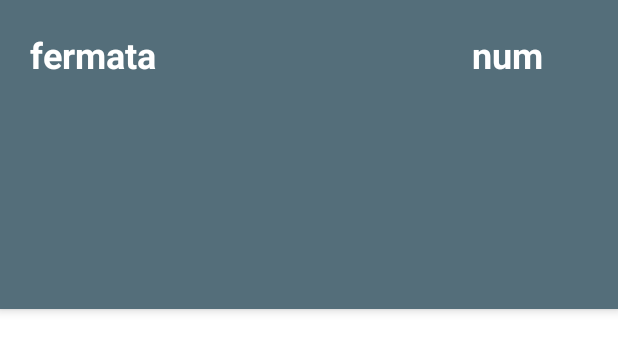
After one commit to obladioblada/ToBike, an Android app: the layout sliding_panel_layout.xml on its own in the app's theme, with its tools: preview values and no code run, on a phone screen of 412 x 824 dp. The commit adds this screen. Shown: the top 352 px of the screen. Run offline under Robolectric (Android 15) with nearby library versions, the phone set to English and light mode, and no system bars.

Commit message:
aggiunta slindig bar e leggermente sistemato layout interno. Settata activitymaps solo in portrait to do:direzione se premo bottone, sposto camera su marker e visualizzo sliding se cerco stazione tramite autocomplete ( ho bisogno della lista delle stazioni). Sistemare cose sui metodi del ciclo di vita android.

```diff
--- a/ToBike/app/build.gradle
+++ b/ToBike/app/build.gradle
@@ -27,4 +27,8 @@ dependencies {
     compile 'com.google.android.gms:play-services:8.3.0'
     compile 'com.android.support:design:23.1.1'
     compile files('libs/volley.jar')
+    repositories {
+        mavenCentral()
+    }
+    compile 'com.sothree.slidinguppanel:library:3.2.1'
 }
--- a/ToBike/app/src/main/AndroidManifest.xml
+++ b/ToBike/app/src/main/AndroidManifest.xml
@@ -46,7 +46,9 @@
         <activity android:name=".LoginActivity"> </activity>
         <activity android:name=".SettingActivity"> </activity>
         <activity android:name=".MapsActivity"
-                  android:windowSoftInputMode="adjustResize">
+                  android:windowSoftInputMode="adjustResize"
+                  android:screenOrientation="portrait"
+                  android:configChanges="orientation|keyboardHidden">
              </activity>
     </application>
 
--- a/ToBike/app/src/main/res/layout/activity_splash.xml
+++ b/ToBike/app/src/main/res/layout/activity_splash.xml
@@ -5,12 +5,10 @@
     android:layout_height="match_parent"
     tools:context="com.example.gianpaolobasilico.tobike.SplashActivity">
 
-
     <ImageView
         android:id="@+id/slashImgLogo"
         android:layout_width="match_parent"
         android:layout_height="match_parent"
         android:layout_centerInParent="true"
         android:src="@drawable/bike" />
-
 </RelativeLayout>
--- /dev/null
+++ b/ToBike/app/src/main/res/layout/sliding_panel_layout.xml
@@ -0,0 +1,57 @@
+<?xml version="1.0" encoding="utf-8"?>
+<LinearLayout xmlns:android="http://schemas.android.com/apk/res/android"
+    android:orientation="vertical"
+    android:layout_width="match_parent"
+    android:layout_height="match_parent"
+    android:weightSum="1"
+    android:background="@color/white">
+
+    <LinearLayout  xmlns:android="http://schemas.android.com/apk/res/android"
+                  android:orientation="horizontal"
+                  android:layout_width="match_parent"
+                  android:layout_height="0dp"
+                  android:layout_weight="0.25"
+                  style="@style/ToBikeTheme"
+                  android:background="@color/colorPrimaryDark"
+                  android:gravity="center|start|left|top"
+                  android:weightSum="1"
+                  android:elevation="4dp">
+
+    <TextView
+        android:layout_width="0dp"
+        android:layout_height="match_parent"
+        android:text="fermata"
+        android:id="@+id/fermata"
+        android:gravity="top|left"
+        android:layout_weight="0.7"
+        android:paddingLeft="20dp"
+        android:paddingTop="20dp"
+        android:textColor="@color/white"
+        android:singleLine="true"
+        android:textStyle="bold"
+        android:theme="@style/ToBikeTheme"
+        android:textSize="24sp" />
+
+        <TextView
+         android:layout_width="0dp"
+         android:layout_height="match_parent"
+         android:text="num"
+         android:id="@+id/numbici"
+         android:gravity="top|right"
+         android:layout_weight="0.3"
+         android:paddingEnd="50dp"
+         android:paddingRight="50dp"
+         android:paddingTop="20dp"
+         android:textColor="@color/white"
+         android:singleLine="true"
+         android:theme="@style/ToBikeTheme"
+         android:textSize="24sp"
+         android:textStyle="bold"
+        android:elevation="9dp"
+        android:enabled="false"
+        android:ellipsize="start" />
+</LinearLayout>
+
+
+
+</LinearLayout>
--- a/ToBike/app/src/main/res/values/dimens.xml
+++ b/ToBike/app/src/main/res/values/dimens.xml
@@ -2,4 +2,5 @@
     <!-- Default screen margins, per the Android Design guidelines. -->
     <dimen name="activity_horizontal_margin">16dp</dimen>
     <dimen name="activity_vertical_margin">16dp</dimen>
+    <dimen name="sliding_panel_height">64dp</dimen>
 </resources>
--- a/ToBike/app/src/main/res/values/strings.xml
+++ b/ToBike/app/src/main/res/values/strings.xml
@@ -1,6 +1,6 @@
 <resources>
     <string name="app_name">ToBike</string>
-    <string name="title_activity_maps">Map</string>
+    <string name="title_activity_maps">ToBike</string>
     <string name="navigation_drawer_open">open</string>
     <string name="navigation_drawer_closed">closed</string>
     <string name="search_hint">cerca</string>
--- a/ToBike/app/src/main/res/values/styles.xml
+++ b/ToBike/app/src/main/res/values/styles.xml
@@ -11,6 +11,7 @@
         <item name="colorAccent">@color/colorButtons</item>
         <item name="colorPrimaryDark">@color/colorPrimaryDark</item>
         <item name="colorPrimary">@color/colorPrimary</item>
+        <item name="android:windowActionBarOverlay">true</item>
         <item name="android:homeAsUpIndicator">@drawable/ic_menu_black_18dp</item>
     </style>
 
```
Also changed, not shown: ToBike/app/src/main/java/com/example/gianpaolobasilico/tobike/MapsActivity.java (+36 -7 lines), ToBike/app/src/main/res/layout/activity_maps.xml (+27 -5 lines), ToBike/app/src/main/res/layout/toolbar.xml (+3 -7 lines).
